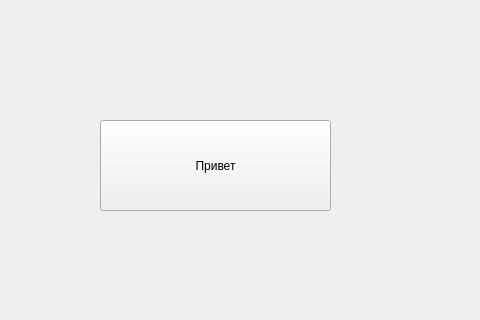
SpKillX/tulsutest, file 1.1/untitled.ui: the form before one commit; both pictures show x 180 to 660 and y 90 to 410 of the 800 by 600 pixel window.
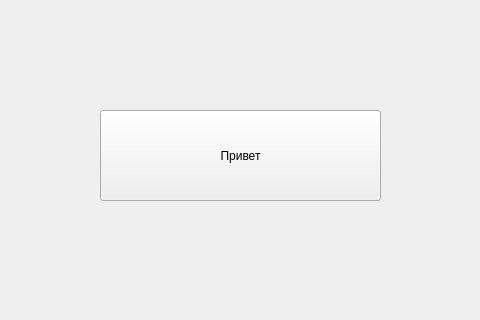
The form after the commit.

Patch:
```diff
--- a/1.1/untitled.ui
+++ b/1.1/untitled.ui
@@ -18,8 +18,8 @@
     <property name="geometry">
      <rect>
       <x>280</x>
-      <y>210</y>
-      <width>231</width>
+      <y>200</y>
+      <width>281</width>
       <height>91</height>
      </rect>
     </property>
```
Left out of the diff: 4 changed lines with no effect on the pictures.
